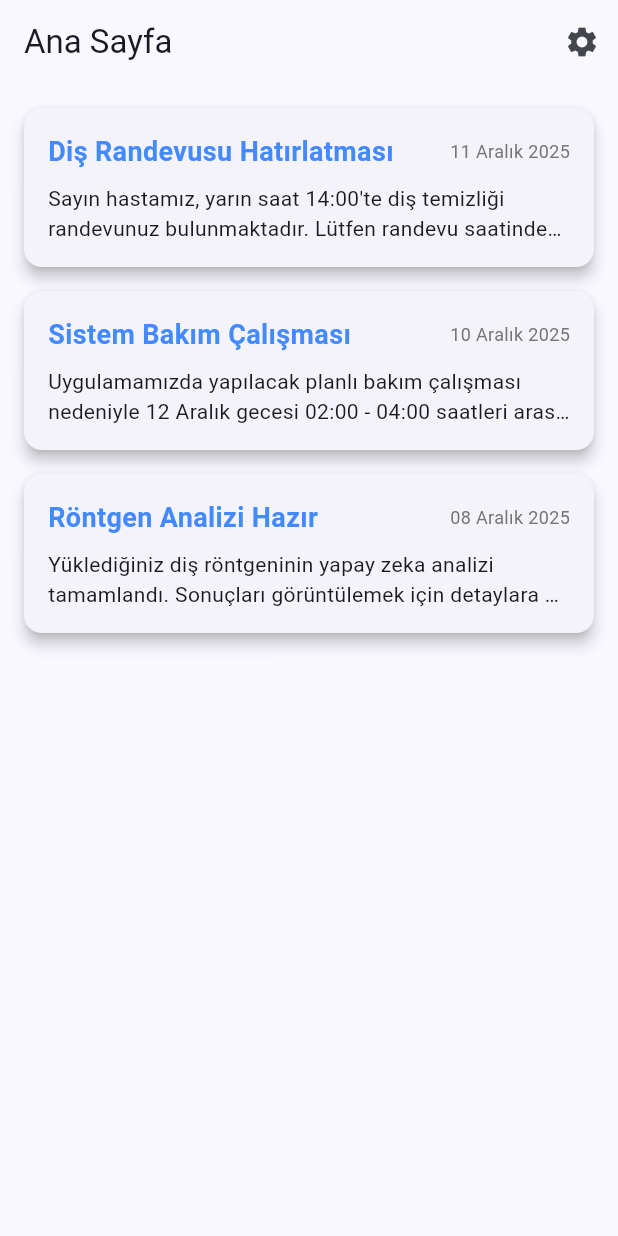
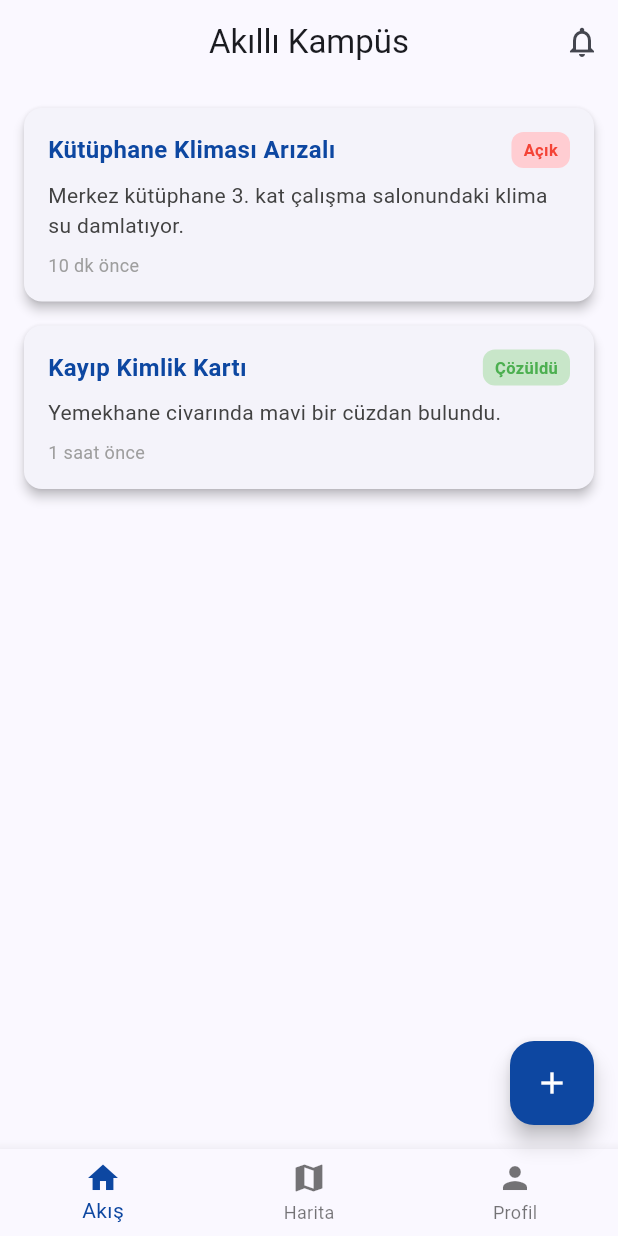
Before and after one commit to emir-png/akilli-kampus-bildirim, a Flutter app: the HomeScreen screen opened directly, on a phone screen of 412 x 824 dp. Run offline on Flutter 3.47's test engine with Material 3 defaults, Android fonts, the light colour scheme and no system bars.

Commit message:
Bildirim ekleme ve listeleme ozelligi tamamlandi (State Management eklendi)

```diff
--- a/lib/screens/home_screen.dart
+++ b/lib/screens/home_screen.dart
@@ -1,50 +1,133 @@
 import 'package:flutter/material.dart';
-import 'notification_detail_screen.dart'; // 1. ÖNEMLİ: Dosyayı içeri aktardık
+import 'notification_detail_screen.dart';
+import 'map_screen.dart';
+import 'profile_screen.dart';
+import 'add_notification_screen.dart';
 
-class HomeScreen extends StatelessWidget {
-  HomeScreen({super.key});
+class HomeScreen extends StatefulWidget {
+  const HomeScreen({super.key});
 
-  // Örnek Veri Listesi
-  final List<Map<String, String>> notifications = [
+  @override
+  State<HomeScreen> createState() => _HomeScreenState();
+}
+
+class _HomeScreenState extends State<HomeScreen> {
+  int _selectedIndex = 0;
+
+  // 1. ÖNEMLİ: Veri listesini buraya (State içine) taşıdık.
+  // Böylece üzerine ekleme yapabiliriz.
+  List<Map<String, String>> notifications = [
     {
-      "title": "Diş Randevusu Hatırlatması",
-      "date": "11 Aralık 2025",
-      "description": "Sayın hastamız, yarın saat 14:00'te diş temizliği randevunuz bulunmaktadır. Lütfen randevu saatinden 15 dakika önce klinikte olunuz."
+      "title": "Kütüphane Kliması Arızalı",
+      "date": "10 dk önce",
+      "description": "Merkez kütüphane 3. kat çalışma salonundaki klima su damlatıyor.",
+      "status": "Açık"
     },
     {
-      "title": "Sistem Bakım Çalışması",
-      "date": "10 Aralık 2025",
-      "description": "Uygulamamızda yapılacak planlı bakım çalışması nedeniyle 12 Aralık gecesi 02:00 - 04:00 saatleri arasında kesintiler yaşanabilir. Anlayışınız için teşekkür ederiz."
-    },
-    {
-      "title": "Röntgen Analizi Hazır",
-      "date": "08 Aralık 2025",
-      "description": "Yüklediğiniz diş röntgeninin yapay zeka analizi tamamlandı. Sonuçları görüntülemek için detaylara gidiniz."
+      "title": "Kayıp Kimlik Kartı",
+      "date": "1 saat önce",
+      "description": "Yemekhane civarında mavi bir cüzdan bulundu.",
+      "status": "Çözüldü"
     },
   ];
+
+  void _onItemTapped(int index) {
+    setState(() {
+      _selectedIndex = index;
+    });
+  }
+
+  // 2. ÖNEMLİ: Sayfa içeriğini duruma göre seçen fonksiyon
+  Widget _buildBody() {
+    switch (_selectedIndex) {
+      case 0:
+      // Listeyi parametre olarak gönderiyoruz
+        return NotificationList(notifications: notifications);
+      case 1:
+        return const MapScreen();
+      case 2:
+        return const ProfileScreen();
+      default:
+        return const NotificationList(notifications: []);
+    }
+  }
 
   @override
   Widget build(BuildContext context) {
     return Scaffold(
       appBar: AppBar(
-        title: const Text("Ana Sayfa"),
+        title: const Text("Akıllı Kampüs"),
+        centerTitle: true,
         actions: [
-          IconButton(
-            onPressed: () {},
-            icon: const Icon(Icons.settings),
-          ),
+          IconButton(onPressed: () {}, icon: const Icon(Icons.notifications_none)),
         ],
       ),
-      body: ListView.builder(
+
+      body: _buildBody(), // _pages yerine fonksiyonu kullandık
+
+      bottomNavigationBar: BottomNavigationBar(
+        items: const <BottomNavigationBarItem>[
+          BottomNavigationBarItem(icon: Icon(Icons.home), label: 'Akış'),
+          BottomNavigationBarItem(icon: Icon(Icons.map), label: 'Harita'),
+          BottomNavigationBarItem(icon: Icon(Icons.person), label: 'Profil'),
+        ],
+        currentIndex: _selectedIndex,
+        selectedItemColor: const Color(0xFF0D47A1),
+        onTap: _onItemTapped,
+      ),
+
+      floatingActionButton: _selectedIndex == 0
+          ? FloatingActionButton(
+        onPressed: () async {
+          // 3. ÖNEMLİ: Sayfaya git ve sonucunu bekle (await)
+          final result = await Navigator.push(
+            context,
+            MaterialPageRoute(
+              builder: (context) => const AddNotificationScreen(),
+            ),
+          );
+
+          // Eğer geri dönen bir veri varsa listeye ekle
+          if (result != null && result is Map<String, String>) {
+            setState(() {
+              notifications.insert(0, result); // Listenin en başına ekler
+            });
+
+            // Kullanıcıya bilgi ver
+            ScaffoldMessenger.of(context).showSnackBar(
+              const SnackBar(content: Text("Bildirim eklendi!"), backgroundColor: Colors.green),
+            );
+          }
+        },
+        backgroundColor: const Color(0xFF0D47A1),
+        child: const Icon(Icons.add, color: Colors.white),
+      )
+          : null,
+    );
+  }
+}
+
+// --- BİLDİRİM LİSTESİ WIDGET'I (Güncellendi) ---
+class NotificationList extends StatelessWidget {
+  // Artık listeyi dışarıdan alıyor
+  final List<Map<String, String>> notifications;
+
+  const NotificationList({super.key, required this.notifications});
+
+  @override
+  Widget build(BuildContext context) {
+    // Liste boşsa uyarı göster
+    if (notifications.isEmpty) {
+      return const Center(child: Text("Henüz bildirim yok."));
+    }
+
+    return ListView.builder(
       padding: const EdgeInsets.all(16.0),
       itemCount: notifications.length,
       itemBuilder: (context, index) {
         final notification = notifications[index];
-
-          // 2. ÖNEMLİ: GestureDetector ile sarmaladık
         return GestureDetector(
           onTap: () {
-              // Karta tıklanınca Detay Sayfasına git ve verileri taşı
             Navigator.push(
               context,
               MaterialPageRoute(
@@ -57,11 +140,9 @@ class HomeScreen extends StatelessWidget {
             );
           },
           child: Card(
-              elevation: 4,
+            elevation: 3,
             margin: const EdgeInsets.only(bottom: 16),
-              shape: RoundedRectangleBorder(
-                borderRadius: BorderRadius.circular(12),
-              ),
+            shape: RoundedRectangleBorder(borderRadius: BorderRadius.circular(12)),
             child: Padding(
               padding: const EdgeInsets.all(16.0),
               child: Column(
@@ -70,34 +151,42 @@ class HomeScreen extends StatelessWidget {
                   Row(
                     mainAxisAlignment: MainAxisAlignment.spaceBetween,
                     children: [
-                        // Expanded: Başlık uzun olursa diğer metnin üzerine binmesin
                       Expanded(
                         child: Text(
                           notification["title"]!,
                           style: const TextStyle(
-                              fontSize: 18,
-                              fontWeight: FontWeight.bold,
-                              color: Colors.blueAccent,
+                            fontSize: 16, fontWeight: FontWeight.bold, color: Color(0xFF0D47A1),
                           ),
                         ),
                       ),
-                        // Tarih sağ tarafta sabit kalsın
-                        Text(
-                          notification["date"]!,
+                      Container(
+                        padding: const EdgeInsets.symmetric(horizontal: 8, vertical: 4),
+                        decoration: BoxDecoration(
+                          color: notification["status"] == "Açık" ? Colors.red[100] : Colors.green[100],
+                          borderRadius: BorderRadius.circular(8),
+                        ),
+                        child: Text(
+                          notification["status"]!,
                           style: TextStyle(
-                            fontSize: 12,
-                            color: Colors.grey[600],
+                              fontSize: 11,
+                              color: notification["status"] == "Açık" ? Colors.red : Colors.green,
+                              fontWeight: FontWeight.bold
+                          ),
                         ),
                       ),
                     ],
                   ),
                   const SizedBox(height: 8),
-                    // Açıklama: Listede sadece 2 satır görünsün, devamı "..." olsun
                   Text(
                     notification["description"]!,
                     maxLines: 2,
                     overflow: TextOverflow.ellipsis,
-                      style: const TextStyle(fontSize: 14),
+                    style: TextStyle(fontSize: 14, color: Colors.grey[800]),
+                  ),
+                  const SizedBox(height: 8),
+                  Text(
+                    notification["date"]!,
+                    style: TextStyle(fontSize: 12, color: Colors.grey[500]),
                   ),
                 ],
               ),
@@ -105,7 +194,6 @@ class HomeScreen extends StatelessWidget {
           ),
         );
       },
-      ),
     );
   }
 }
```
Also changed, not shown: lib/screens/add_notification_screen.dart (added, +193 -0 lines), lib/screens/map_screen.dart (added, +12 -0 lines), lib/screens/profile_screen.dart (added, +12 -0 lines). Lines whose indentation alone changed are shown as unchanged.
